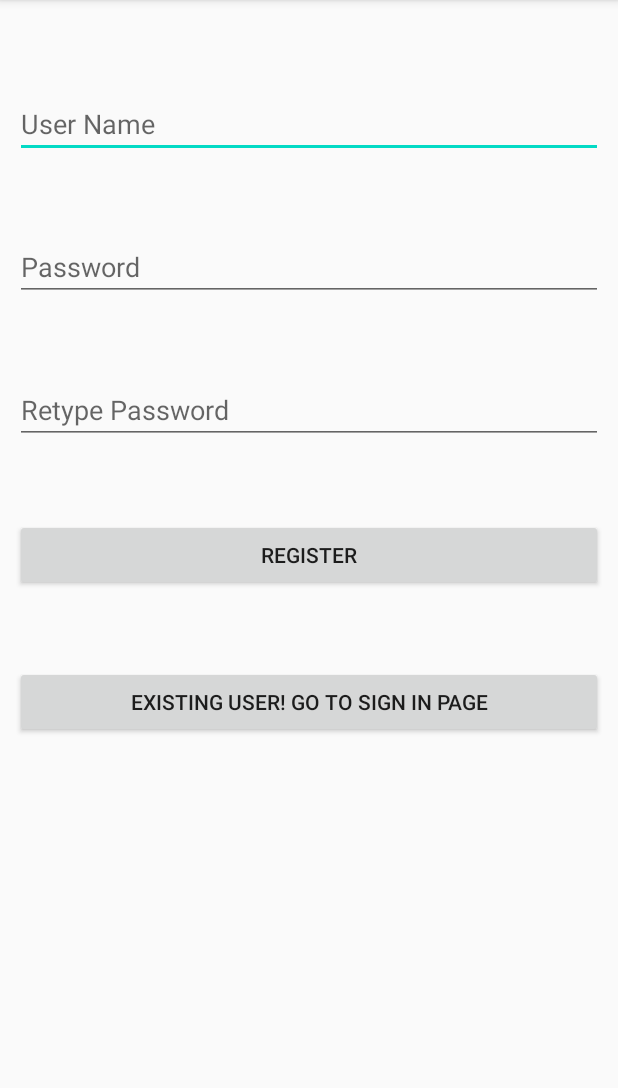
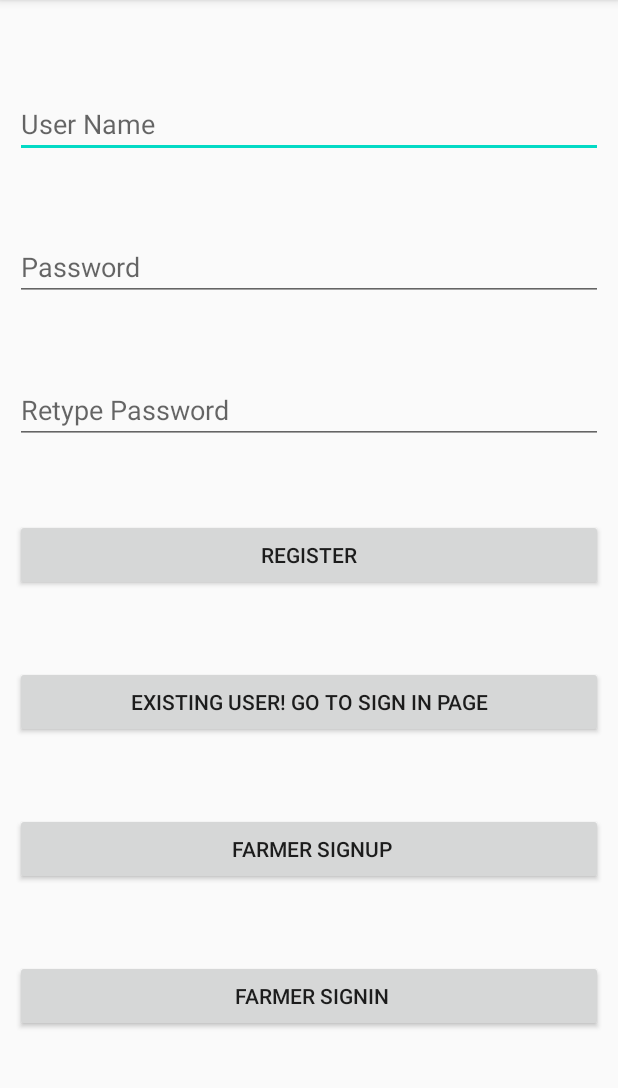
Before and after one commit to skr26/customer_farmer, an Android app: the screen it shows after launch (MainActivity), on a phone screen of 412 x 824 dp, the part 84-1172 px from its top. Run offline under Robolectric (Android 15) with nearby library versions, the phone set to English and light mode, and no system bars.

Commit message:
uploading layouts

```diff
--- a/app/src/main/res/layout/activity_main.xml
+++ b/app/src/main/res/layout/activity_main.xml
@@ -45,5 +45,18 @@
         android:text="Existing user! Go to Sign in page"
         android:layout_marginTop="50dp"
         android:layout_below="@+id/btnsignup"/>
-
+    <Button
+        android:id="@+id/btnsignup_f"
+        android:layout_width="match_parent"
+        android:layout_height="wrap_content"
+        android:text=" farmer Signup"
+        android:layout_marginTop="50dp"
+        android:layout_below="@+id/btnsignin"/>
+    <Button
+        android:id="@+id/btnsignin_f"
+        android:layout_width="match_parent"
+        android:layout_height="wrap_content"
+        android:text=" farmer Signin"
+        android:layout_marginTop="50dp"
+        android:layout_below="@+id/btnsignup_f"/>
 </RelativeLayout>
```
Also changed, not shown: app/src/main/res/layout/activity_farmer_login.xml (added, +32 -0 lines), app/src/main/res/layout/activity_farmer_signup.xml (added, +40 -0 lines), app/src/main/res/layout/activity_product.xml (added, +42 -0 lines).
